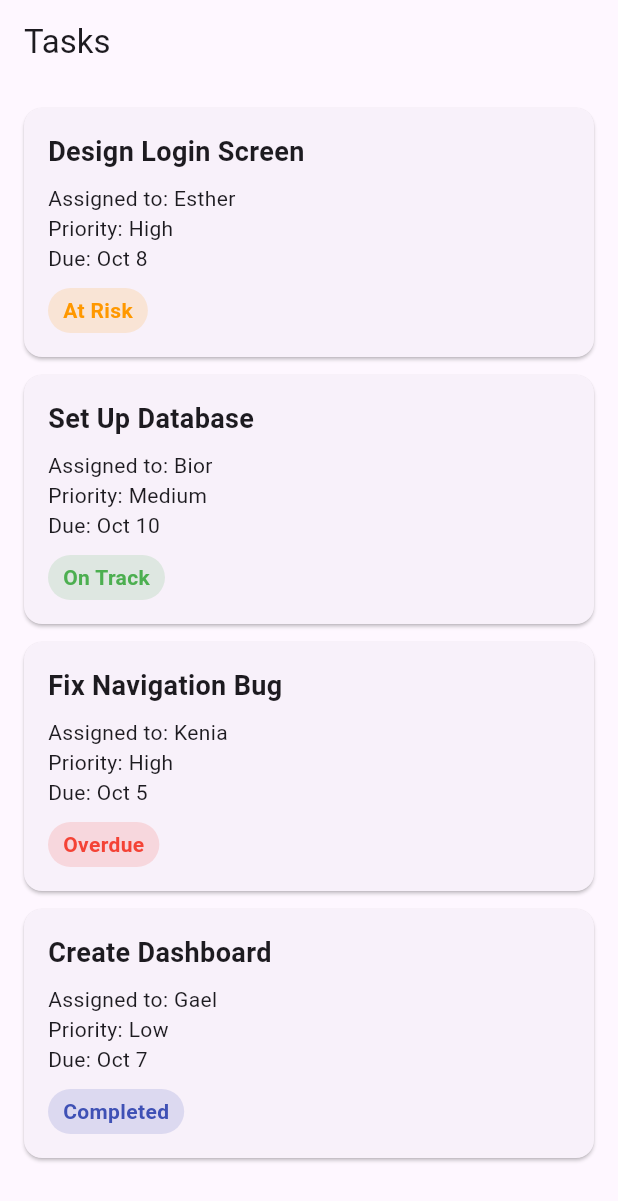
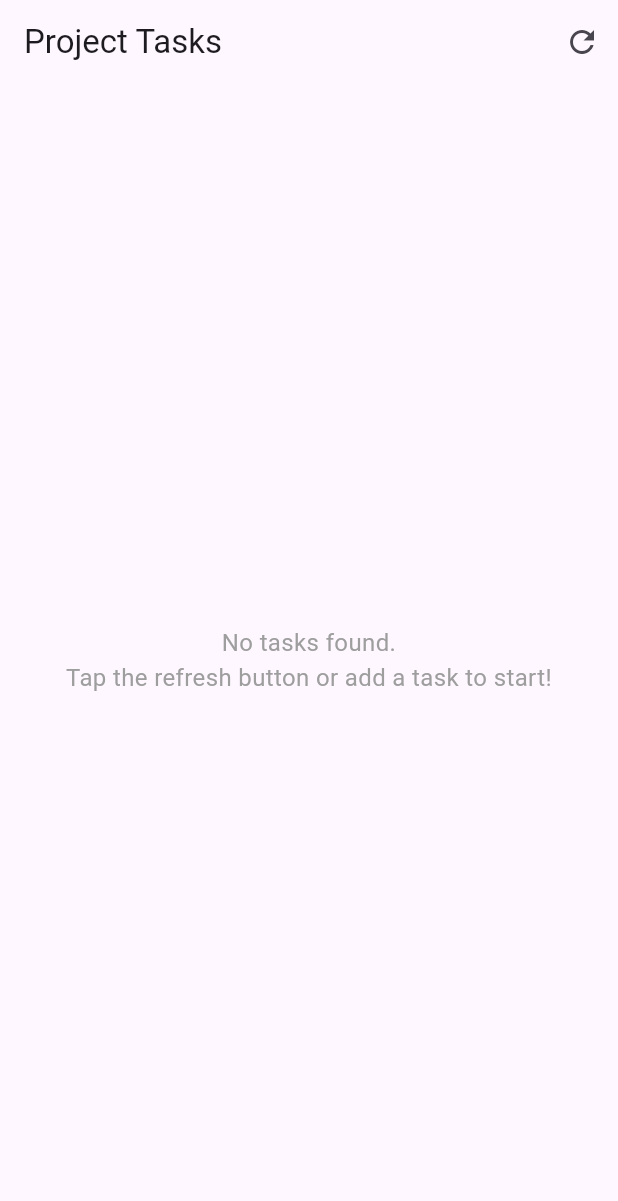
Before and after one commit to EKIRABO/flutter-sla-task-tracker, a Flutter app: the screen it shows after launch, on a phone screen of 412 x 824 dp. Shown: the top 1201 px of the screen. Run offline on Flutter 3.47's test engine with Material 3 defaults, Android fonts, the phone set to English and light mode, and no system bars; our stand-ins replace sqflite; accounts and stored records are empty.

Commit message:
Updated files

```diff
--- a/lib/screens/task_list_screen.dart
+++ b/lib/screens/task_list_screen.dart
@@ -1,63 +1,135 @@
 import 'package:flutter/material.dart';
-import '../widgets/task_card.dart';
+import 'package:flutter_sla_task_tracker/database/database_helper.dart';
 
-class TaskListScreen extends StatelessWidget {
+class TaskListScreen extends StatefulWidget {
   const TaskListScreen({super.key});
 
-  // These are temporary sample tasks for building and testing the UI before integrating it with SQLite.
+  @override
+  State<TaskListScreen> createState() => _TaskListScreenState();
+}
 
-  static const List<Map<String, String>> tasks = [
-    {
-      'title': 'Design Login Screen',
-      'assignee': 'Esther',
-      'priority': 'High',
-      'deadline': 'Oct 8',
-      'sla': 'At Risk',
-    },
-    {
-      'title': 'Set Up Database',
-      'assignee': 'Bior',
-      'priority': 'Medium',
-      'deadline': 'Oct 10',
-      'sla': 'On Track',
-    },
-    {
-      'title': 'Fix Navigation Bug',
-      'assignee': 'Kenia',
-      'priority': 'High',
-      'deadline': 'Oct 5',
-      'sla': 'Overdue',
-    },
-    {
-      'title': 'Create Dashboard',
-      'assignee': 'Gael',
-      'priority': 'Low',
-      'deadline': 'Oct 7',
-      'sla': 'Completed',
-    },
-  ];
+class _TaskListScreenState extends State<TaskListScreen> {
+  // Keeps track of the active database read operation
+  late Future<List<Map<String, dynamic>>> _tasksFuture;
+
+  @override
+  void initState() {
+    super.initState();
+    _refreshTaskList(); // Fetch the real database entries immediately when screen opens
+  }
+
+  // Helper method to reload tasks from the SQLite database
+  void _refreshTaskList() {
+    setState(() {
+      _tasksFuture = DatabaseHelper.instance.fetchAllTasks();
+    });
+  }
 
   @override
   Widget build(BuildContext context) {
     return Scaffold(
       appBar: AppBar(
-        title: const Text('Tasks'),
+        title: const Text('Project Tasks'),
+        actions: [
+          IconButton(
+            icon: const Icon(Icons.refresh),
+            onPressed: _refreshTaskList, // Manual refresh button option
           ),
-      body: ListView.builder(
-  padding: const EdgeInsets.all(16),
+        ],
+      ),
+      // FutureBuilder listens to the database file asynchronously
+      body: FutureBuilder<List<Map<String, dynamic>>>(
+        future: _tasksFuture,
+        builder: (context, snapshot) {
+          // 1. Show a loading wheel while database file is opening/reading
+          if (snapshot.connectionState == ConnectionState.waiting) {
+            return const Center(child: CircularProgressIndicator());
+          }
+
+          // 2. Handle structural database execution errors gracefully
+          if (snapshot.hasError) {
+            return Center(
+              child: Padding(
+                padding: const EdgeInsets.all(16.0),
+                child: Text('Database loading error: ${snapshot.error}'),
+              ),
+            );
+          }
+
+          // 3. Handle empty task lists beautifully
+          final tasks = snapshot.data ?? [];
+          if (tasks.isEmpty) {
+            return const Center(
+              child: Text(
+                'No tasks found.\nTap the refresh button or add a task to start!',
+                textAlign: TextAlign.center,
+                style: TextStyle(color: Colors.grey, fontSize: 16),
+              ),
+            );
+          }
+
+          // 4. Render the real, live SQLite task database entries
+          return ListView.builder(
             itemCount: tasks.length,
+            padding: const EdgeInsets.symmetric(vertical: 8),
             itemBuilder: (context, index) {
               final task = tasks[index];
 
-    return TaskCard(
-  title: task['title']!,
-  assignee: task['assignee']!,
-  priority: task['priority']!,
-  deadline: task['deadline']!,
-  sla: task['sla']!,
+              // Reading the standardized keys
+              final String title = task['title'] ?? 'Untitled Task';
+              final String status = task['status'] ?? 'To Do';
+              final String priority = task['priority'] ?? 'Low';
+              final String deadline = task['deadline'] ?? 'No Deadline';
+
+              return Card(
+                margin: const EdgeInsets.symmetric(horizontal: 16, vertical: 6),
+                child: ListTile(
+                  title: Text(
+                    title,
+                    style: const TextStyle(fontWeight: FontWeight.bold),
+                  ),
+                  subtitle: Padding(
+                    padding: const EdgeInsets.only(top: 4.0),
+                    child: Text('Due: $deadline | Priority: $priority'),
+                  ),
+                  // Displays the 3-state status label visually as a badge
+                  trailing: Container(
+                    padding: const EdgeInsets.symmetric(horizontal: 10, vertical: 6),
+                    decoration: BoxDecoration(
+                      color: _getStatusColor(status).withOpacity(0.15),
+                      borderRadius: BorderRadius.circular(12),
+                      border: Border.all(color: _getStatusColor(status)),
+                    ),
+                    child: Text(
+                      status,
+                      style: TextStyle(
+                        color: _getStatusColor(status),
+                        fontWeight: FontWeight.bold,
+                        fontSize: 12,
+                      ),
+                    ),
+                  ),
+                  onTap: () {
+                  },
+                ),
+              );
+            },
           );
         },
       ),
     );
   }
+
+  // Quick helper map helper to dynamically color-code status badges
+  Color _getStatusColor(String status) {
+    switch (status) {
+      case 'Completed':
+        return Colors.green;
+      case 'In Progress':
+        return Colors.orange;
+      case 'To Do':
+      default:
+        return Colors.blue;
     }
+  }
+}
--- a/pubspec.yaml
+++ b/pubspec.yaml
@@ -31,7 +31,7 @@ dependencies:
   flutter:
     sdk: flutter
   sqflite: ^2.3.0
-  path: ^1.9.1
+  path: ^1.9.0
   # The following adds the Cupertino Icons font to your application.
   # Use with the CupertinoIcons class for iOS style icons.
   cupertino_icons: ^1.0.8
```
Also changed, not shown: lib/database/database_helper.dart (+5 -5 lines), lib/screens/team_profile_screen.dart (+19 -3 lines). Lines whose indentation alone changed are shown as unchanged.
